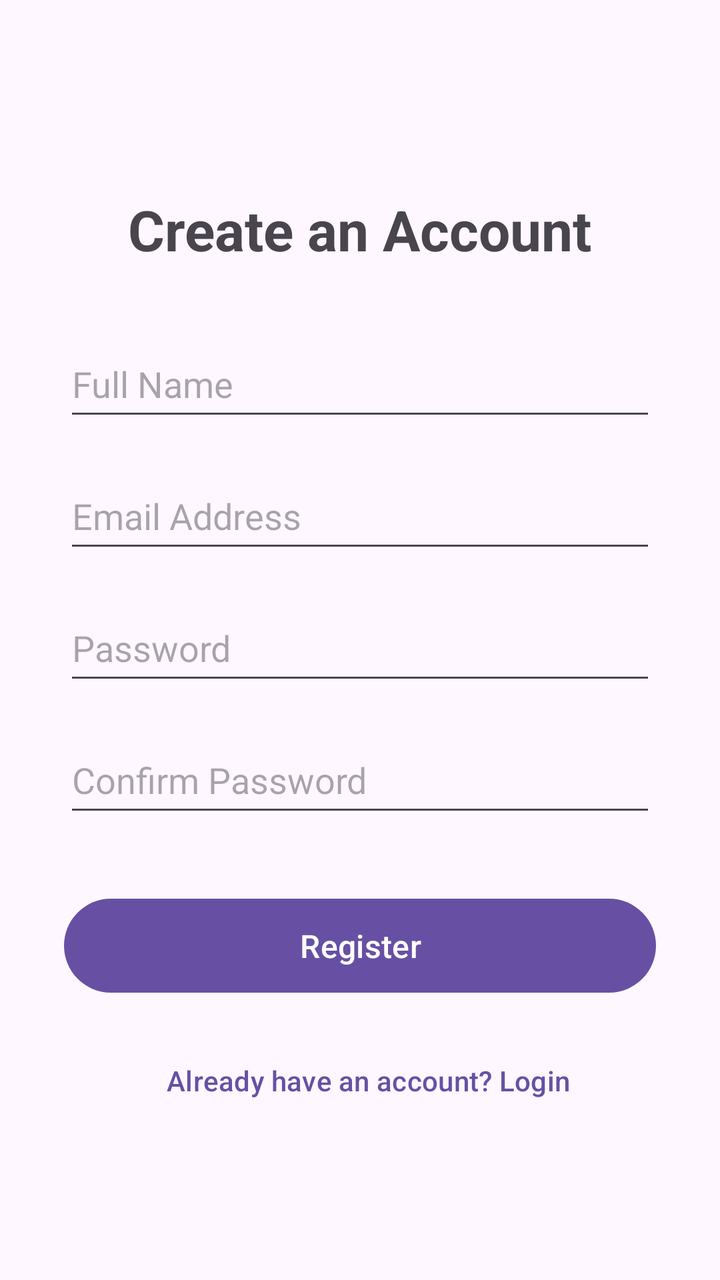
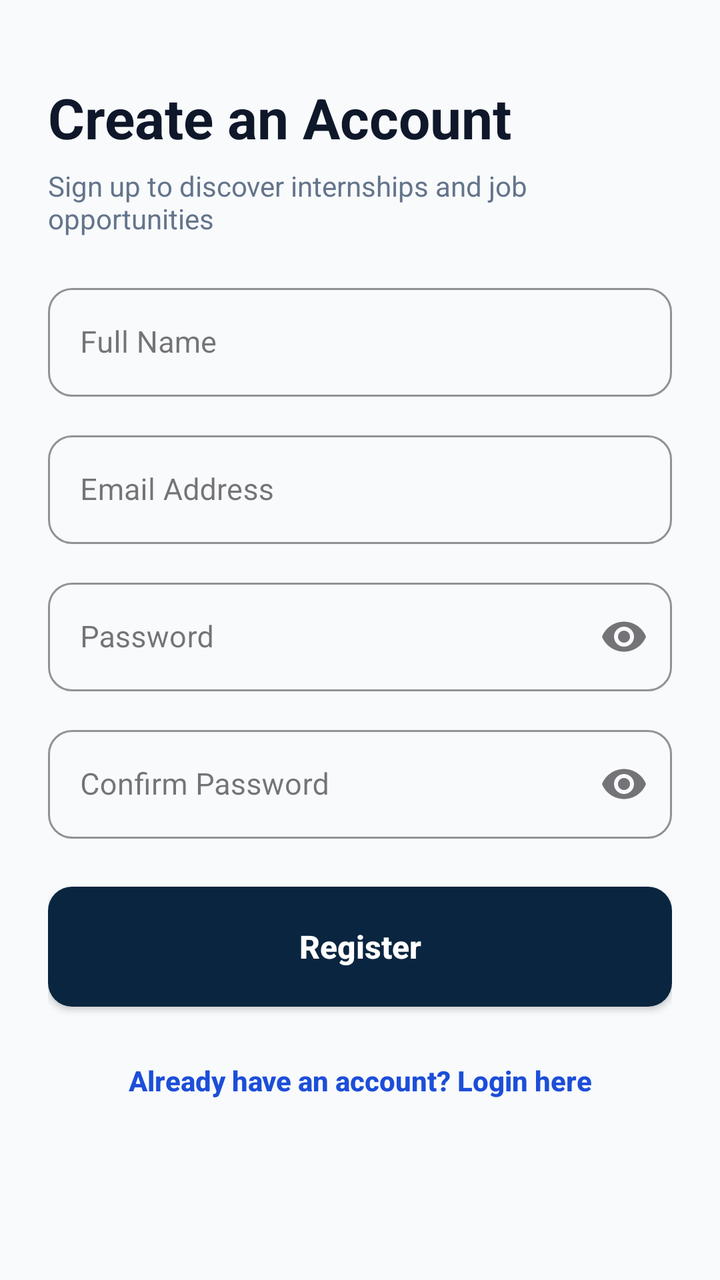

Two renders of the same Android screen: before a commit and after it. Below are the layout's source before the change and the commit's diff.
<!-- AndroidManifest.xml: application theme Theme.CareerConnect_Frontend -->
<!-- res/layout/register_layout.xml -->
<?xml version="1.0" encoding="utf-8"?>
<androidx.constraintlayout.widget.ConstraintLayout
    xmlns:android="http://schemas.android.com/apk/res/android"
    xmlns:app="http://schemas.android.com/apk/res-auto"
    android:layout_width="match_parent"
    android:layout_height="match_parent"
    android:padding="32dp">

    <TextView
        android:id="@+id/lblRegister"
        android:layout_width="wrap_content"
        android:layout_height="wrap_content"
        android:text="Create an Account"
        android:textSize="28sp"
        android:textStyle="bold"
        app:layout_constraintTop_toTopOf="parent"
        app:layout_constraintStart_toStartOf="parent"
        app:layout_constraintEnd_toEndOf="parent"
        android:layout_marginTop="64dp" />

    <EditText
        android:id="@+id/txtFullName"
        android:layout_width="match_parent"
        android:layout_height="50dp"
        android:hint="Full Name"
        android:inputType="textPersonName"
        android:layout_marginTop="32dp"
        app:layout_constraintTop_toBottomOf="@id/lblRegister" />

    <EditText
        android:id="@+id/txtEmail"
        android:layout_width="match_parent"
        android:layout_height="50dp"
        android:hint="Email Address"
        android:inputType="textEmailAddress"
        android:layout_marginTop="16dp"
        app:layout_constraintTop_toBottomOf="@id/txtFullName" />

    <EditText
        android:id="@+id/txtPassword"
        android:layout_width="match_parent"
        android:layout_height="50dp"
        android:hint="Password"
        android:inputType="textPassword"
        android:layout_marginTop="16dp"
        app:layout_constraintTop_toBottomOf="@id/txtEmail" />

    <EditText
        android:id="@+id/txtConfirmPassword"
        android:layout_width="match_parent"
        android:layout_height="50dp"
        android:hint="Confirm Password"
        android:inputType="textPassword"
        android:layout_marginTop="16dp"
        app:layout_constraintTop_toBottomOf="@id/txtPassword" />

    <Button
        android:id="@+id/btnRegister"
        android:layout_width="match_parent"
        android:layout_height="55dp"
        android:text="Register"
        android:textSize="16sp"
        android:layout_marginTop="32dp"
        app:layout_constraintTop_toBottomOf="@id/txtConfirmPassword" />

    <Button
        android:id="@+id/btnLogin"
        android:layout_width="match_parent"
        android:layout_height="wrap_content"
        android:text="Already have an account? Login"
        style="?android:attr/buttonBarButtonStyle"
        android:layout_marginTop="16dp"
        app:layout_constraintTop_toBottomOf="@id/btnRegister" />

</androidx.constraintlayout.widget.ConstraintLayout>
<!-- resources referenced by this layout -->
<resources>
  <style name="Theme.CareerConnect_Frontend" parent="Base.Theme.CareerConnect_Frontend" />
  <style name="Base.Theme.CareerConnect_Frontend" parent="Theme.Material3.DayNight.NoActionBar">
          
      </style>
</resources>

<!-- the commit's change to res/layout/register_layout.xml (unified diff, before → after) -->
@@ -2,74 +2,181 @@
 <androidx.constraintlayout.widget.ConstraintLayout
     xmlns:android="http://schemas.android.com/apk/res/android"
     xmlns:app="http://schemas.android.com/apk/res-auto"
+    xmlns:tools="http://schemas.android.com/tools"
     android:layout_width="match_parent"
     android:layout_height="match_parent"
-    android:padding="32dp">
+    android:background="@color/background_gray"
+    android:padding="24dp">
 
-    <TextView
-        android:id="@+id/lblRegister"
-        android:layout_width="wrap_content"
-        android:layout_height="wrap_content"
-        android:text="Create an Account"
-        android:textSize="28sp"
-        android:textStyle="bold"
-        app:layout_constraintTop_toTopOf="parent"
-        app:layout_constraintStart_toStartOf="parent"
-        app:layout_constraintEnd_toEndOf="parent"
-        android:layout_marginTop="64dp" />
-
-    <EditText
-        android:id="@+id/txtFullName"
-        android:layout_width="match_parent"
-        android:layout_height="50dp"
-        android:hint="Full Name"
-        android:inputType="textPersonName"
-        android:layout_marginTop="32dp"
-        app:layout_constraintTop_toBottomOf="@id/lblRegister" />
-
-    <EditText
-        android:id="@+id/txtEmail"
-        android:layout_width="match_parent"
-        android:layout_height="50dp"
-        android:hint="Email Address"
-        android:inputType="textEmailAddress"
-        android:layout_marginTop="16dp"
-        app:layout_constraintTop_toBottomOf="@id/txtFullName" />
-
-    <EditText
-        android:id="@+id/txtPassword"
-        android:layout_width="match_parent"
-        android:layout_height="50dp"
-        android:hint="Password"
-        android:inputType="textPassword"
-        android:layout_marginTop="16dp"
-        app:layout_constraintTop_toBottomOf="@id/txtEmail" />
-
-    <EditText
-        android:id="@+id/txtConfirmPassword"
-        android:layout_width="match_parent"
-        android:layout_height="50dp"
-        android:hint="Confirm Password"
-        android:inputType="textPassword"
-        android:layout_marginTop="16dp"
-        app:layout_constraintTop_toBottomOf="@id/txtPassword" />
-
-    <Button
-        android:id="@+id/btnRegister"
-        android:layout_width="match_parent"
-        android:layout_height="55dp"
-        android:text="Register"
-        android:textSize="16sp"
-        android:layout_marginTop="32dp"
-        app:layout_constraintTop_toBottomOf="@id/txtConfirmPassword" />
-
-    <Button
-        android:id="@+id/btnLogin"
+    
+    <LinearLayout
+        android:id="@+id/headerContainer"
         android:layout_width="match_parent"
         android:layout_height="wrap_content"
-        android:text="Already have an account? Login"
-        style="?android:attr/buttonBarButtonStyle"
+        android:orientation="vertical"
         android:layout_marginTop="16dp"
-        app:layout_constraintTop_toBottomOf="@id/btnRegister" />
+        app:layout_constraintTop_toTopOf="parent">
+
+        <TextView
+            android:id="@+id/lblRegister"
+            android:layout_width="wrap_content"
+            android:layout_height="wrap_content"
+            android:text="Create an Account"
+            android:textColor="@color/text_dark"
+            android:textSize="28sp"
+            android:textStyle="bold" />
+
+        <TextView
+            android:id="@+id/lblRegisterSubtitle"
+            android:layout_width="wrap_content"
+            android:layout_height="wrap_content"
+            android:text="Sign up to discover internships and job opportunities"
+            android:textColor="@color/text_muted"
+            android:textSize="14sp"
+            android:layout_marginTop="6dp" />
+
+    </LinearLayout>
+
+    
+    <androidx.core.widget.NestedScrollView
+        android:layout_width="match_parent"
+        android:layout_height="0dp"
+        android:layout_marginTop="20dp"
+        android:clipToPadding="false"
+        app:layout_constraintTop_toBottomOf="@id/headerContainer"
+        app:layout_constraintBottom_toBottomOf="parent">
+
+        <LinearLayout
+            android:layout_width="match_parent"
+            android:layout_height="wrap_content"
+            android:orientation="vertical"
+            android:paddingBottom="16dp">
+
+            
+            <com.google.android.material.textfield.TextInputLayout
+                android:id="@+id/tilFullName"
+                style="@style/Widget.MaterialComponents.TextInputLayout.OutlinedBox"
+                android:layout_width="match_parent"
+                android:layout_height="wrap_content"
+                android:hint="Full Name"
+                app:boxCornerRadiusBottomEnd="12dp"
+                app:boxCornerRadiusBottomStart="12dp"
+                app:boxCornerRadiusTopEnd="12dp"
+                app:boxCornerRadiusTopStart="12dp"
+                app:boxStrokeColor="@color/primary_blue">
+
+                <com.google.android.material.textfield.TextInputEditText
+                    android:id="@+id/txtFullName"
+                    android:layout_width="match_parent"
+                    android:layout_height="wrap_content"
+                    android:inputType="textPersonName"
+                    android:textColor="@color/text_dark"
+                    android:textSize="15sp" />
+
+            </com.google.android.material.textfield.TextInputLayout>
+
+            
+            <com.google.android.material.textfield.TextInputLayout
+                android:id="@+id/tilEmail"
+                style="@style/Widget.MaterialComponents.TextInputLayout.OutlinedBox"
+                android:layout_width="match_parent"
+                android:layout_height="wrap_content"
+                android:layout_marginTop="14dp"
+                android:hint="Email Address"
+                app:boxCornerRadiusBottomEnd="12dp"
+                app:boxCornerRadiusBottomStart="12dp"
+                app:boxCornerRadiusTopEnd="12dp"
+                app:boxCornerRadiusTopStart="12dp"
+                app:boxStrokeColor="@color/primary_blue">
+
+                <com.google.android.material.textfield.TextInputEditText
+                    android:id="@+id/txtEmail"
+                    android:layout_width="match_parent"
+                    android:layout_height="wrap_content"
+                    android:inputType="textEmailAddress"
+                    android:textColor="@color/text_dark"
+                    android:textSize="15sp" />
+
+            </com.google.android.material.textfield.TextInputLayout>
+
+            
+            <com.google.android.material.textfield.TextInputLayout
+                android:id="@+id/tilPassword"
+                style="@style/Widget.MaterialComponents.TextInputLayout.OutlinedBox"
+                android:layout_width="match_parent"
+                android:layout_height="wrap_content"
+                android:layout_marginTop="14dp"
+                android:hint="Password"
+                app:endIconMode="password_toggle"
+                app:boxCornerRadiusBottomEnd="12dp"
+                app:boxCornerRadiusBottomStart="12dp"
+                app:boxCornerRadiusTopEnd="12dp"
+                app:boxCornerRadiusTopStart="12dp"
+                app:boxStrokeColor="@color/primary_blue">
+
+                <com.google.android.material.textfield.TextInputEditText
+                    android:id="@+id/txtPassword"
+                    android:layout_width="match_parent"
+                    android:layout_height="wrap_content"
+                    android:inputType="textPassword"
+                    android:textColor="@color/text_dark"
+                    android:textSize="15sp" />
+
+            </com.google.android.material.textfield.TextInputLayout>
+
+            
+            <com.google.android.material.textfield.TextInputLayout
+                android:id="@+id/tilConfirmPassword"
+                style="@style/Widget.MaterialComponents.TextInputLayout.OutlinedBox"
+                android:layout_width="match_parent"
+                android:layout_height="wrap_content"
+                android:layout_marginTop="14dp"
+                android:hint="Confirm Password"
+                app:endIconMode="password_toggle"
+                app:boxCornerRadiusBottomEnd="12dp"
+                app:boxCornerRadiusBottomStart="12dp"
+                app:boxCornerRadiusTopEnd="12dp"
+                app:boxCornerRadiusTopStart="12dp"
+                app:boxStrokeColor="@color/primary_blue">
+
+                <com.google.android.material.textfield.TextInputEditText
+                    android:id="@+id/txtConfirmPassword"
+                    android:layout_width="match_parent"
+                    android:layout_height="wrap_content"
+                    android:inputType="textPassword"
+                    android:textColor="@color/text_dark"
+                    android:textSize="15sp" />
+
+            </com.google.android.material.textfield.TextInputLayout>
+
+            
+            <androidx.appcompat.widget.AppCompatButton
+                android:id="@+id/btnRegister"
+                android:layout_width="match_parent"
+                android:layout_height="60dp"
+                android:layout_marginTop="24dp"
+                android:background="@drawable/bg_btn_primary"
+                android:text="Register"
+                android:textColor="@color/white"
+                android:textSize="16sp"
+                android:textStyle="bold"
+                android:textAllCaps="false" />
+
+            
+            <androidx.appcompat.widget.AppCompatButton
+                android:id="@+id/btnLogin"
+                android:layout_width="match_parent"
+                android:layout_height="50dp"
+                android:layout_marginTop="12dp"
+                android:background="?attr/selectableItemBackground"
+                android:text="Already have an account? Login here"
+                android:textColor="@color/primary_blue_light"
+                android:textSize="14sp"
+                android:textStyle="bold"
+                android:textAllCaps="false" />
+
+        </LinearLayout>
+
+    </androidx.core.widget.NestedScrollView>
 
 </androidx.constraintlayout.widget.ConstraintLayout>
<!-- resource entries referenced after the edit -->
@@ -1,5 +1,18 @@
 <!-- resources referenced by this layout -->
 <resources>
+  <color name="background_gray">#F8FAFC</color>
+  <color name="primary_blue">#0A2540</color>
+  <color name="primary_blue_light">#1D4ED8</color>
+  <color name="text_dark">#0F172A</color>
+  <color name="text_muted">#64748B</color>
+  <color name="white">#FFFFFFFF</color>
+  <!-- drawable bg_btn_primary (drawable) -->
+  <?xml version="1.0" encoding="utf-8"?>
+  <shape xmlns:android="http://schemas.android.com/apk/res/android"
+      android:shape="rectangle">
+      <solid android:color="@color/primary_blue" />
+      <corners android:radius="12dp" />
+  </shape>
   <style name="Theme.CareerConnect_Frontend" parent="Base.Theme.CareerConnect_Frontend" />
   <style name="Base.Theme.CareerConnect_Frontend" parent="Theme.Material3.DayNight.NoActionBar">
           
